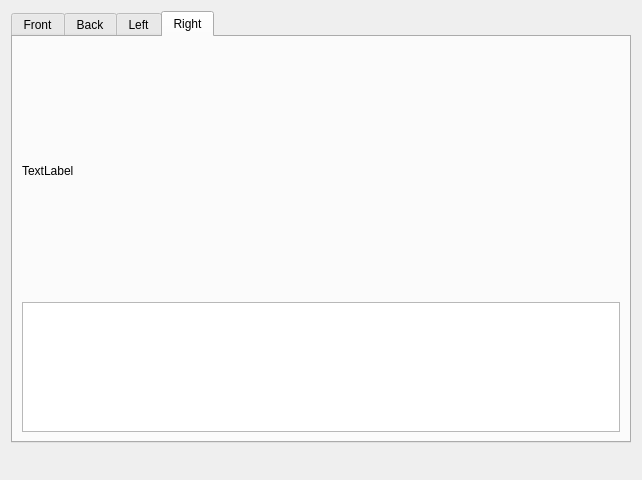
This is polyfit.ui in lovelers/360blend as Qt 5 draws it before an edit. The edited form follows.
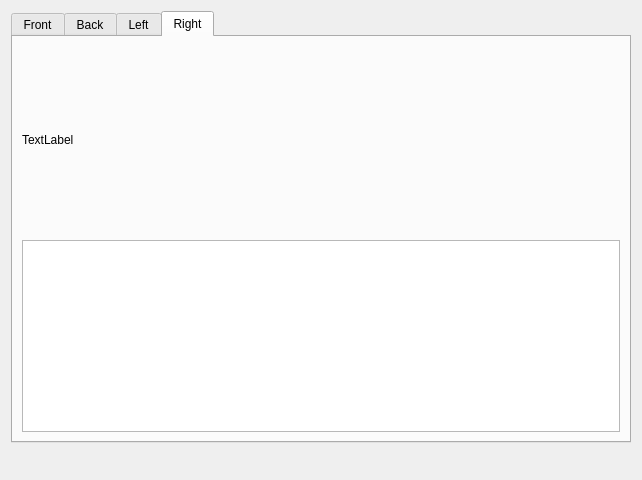
This is the edited form. The open tabs and pages were chosen to show the change. Custom widgets are drawn as their Qt base class.

Commit message: 360blend: improve polyfit ui

What changed in the file:
```diff
--- a/polyfit.ui
+++ b/polyfit.ui
@@ -142,12 +142,22 @@
        <string>Right</string>
       </attribute>
       <layout class="QGridLayout" name="gridLayout_4">
-       <item row="0" column="0">
-        <widget class="QLabel" name="labelRight">
+       <item row="2" column="0">
+        <widget class="QTableView" name="tableViewRight">
+         <property name="sizePolicy">
+          <sizepolicy hsizetype="Preferred" vsizetype="Preferred">
+           <horstretch>0</horstretch>
+           <verstretch>0</verstretch>
+          </sizepolicy>
+         </property>
+        </widget>
+       </item>
+       <item row="1" column="0">
+        <widget class="PolyfitLabel" name="labelRight">
          <property name="minimumSize">
           <size>
            <width>600</width>
-           <height>250</height>
+           <height>100</height>
           </size>
          </property>
          <property name="maximumSize">
@@ -161,9 +171,6 @@
          </property>
         </widget>
        </item>
-       <item row="1" column="0">
-        <widget class="QTableView" name="tableViewRight"/>
-       </item>
       </layout>
      </widget>
     </widget>
```
Left out of the diff: 31 changed lines with no effect on the pictures. The commit also changes 9 other files.
